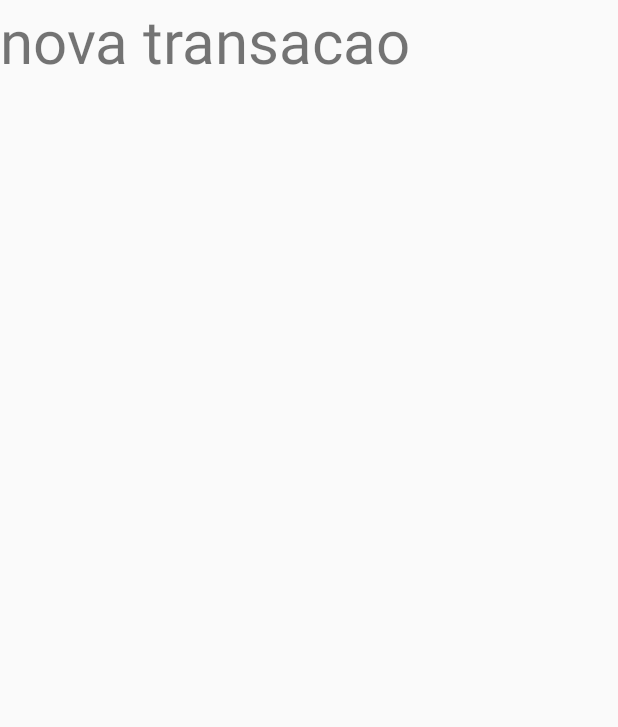
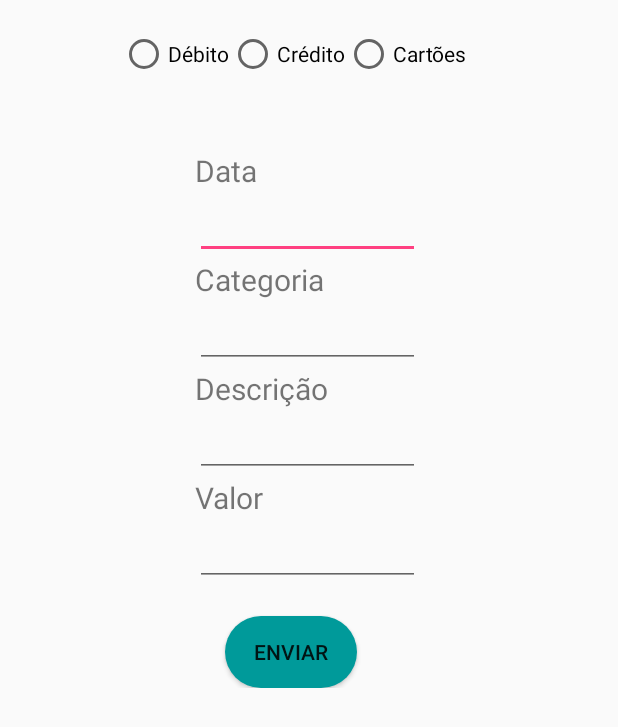
Before and after one commit to rgsgonc/GerenciadorAppAndroid, an Android app: the layout activity_cadastrar_transacao.xml on its own in the app's theme, with its tools: preview values and no code run, on a phone screen of 412 x 824 dp. Shown: the top 727 px of the screen. Run offline under Robolectric (Android 15) with nearby library versions, the phone set to English and light mode, and no system bars.

Commit message:
criacao da tela de transacao

```diff
--- a/app/src/main/res/drawable/roundwhite.xml
+++ b/app/src/main/res/drawable/roundwhite.xml
@@ -2,8 +2,5 @@
 <shape xmlns:android="http://schemas.android.com/apk/res/android"
     android:shape="rectangle">
     <solid android:color="#4fff" />
-    <corners android:bottomRightRadius="25dp"
-        android:bottomLeftRadius="25dp"
-        android:topRightRadius="25dp"
-        android:topLeftRadius="25dp"/>
+    <corners/>
 </shape>
--- a/app/src/main/res/layout/activity_cadastrar_transacao.xml
+++ b/app/src/main/res/layout/activity_cadastrar_transacao.xml
@@ -6,9 +6,100 @@
     android:layout_height="match_parent"
     tools:context="br.com.fean.gerenciadorfinanceiro.CadastrarTransacaoActivity">
 
-    <TextView
-        android:layout_width="match_parent"
-        android:layout_height="match_parent"
-        android:textSize="40dp"
-        android:text="nova transacao"/>
+    <RelativeLayout
+        android:layout_width="wrap_content"
+        android:layout_height="wrap_content">
+
+        <LinearLayout
+            android:layout_width="wrap_content"
+            android:layout_height="wrap_content"
+            android:layout_alignParentBottom="false"
+            android:layout_marginLeft="80dp"
+            android:layout_marginTop="20dp">
+
+            <RadioButton
+                android:layout_width="wrap_content"
+                android:layout_height="wrap_content"
+                android:text="@string/debito" />
+
+            <RadioButton
+                android:layout_width="wrap_content"
+                android:layout_height="wrap_content"
+                android:text="@string/credito" />
+
+            <RadioButton
+                android:layout_width="wrap_content"
+                android:layout_height="wrap_content"
+                android:text="@string/label_cartoes" />
+
+        </LinearLayout>
+
+        <LinearLayout
+            android:layout_width="wrap_content"
+            android:layout_height="wrap_content"
+            android:layout_alignParentBottom="false"
+            android:layout_marginLeft="130dp"
+            android:layout_marginTop="100dp"
+            android:orientation="vertical"
+            >
+
+            <TextView
+                android:layout_width="wrap_content"
+                android:layout_height="wrap_content"
+                android:text="@string/data"
+                android:textSize="20dp"
+                />
+
+            <EditText
+                android:layout_width="wrap_content"
+                android:layout_height="wrap_content"
+                android:width="150dp"/>
+
+            <TextView
+                android:layout_width="wrap_content"
+                android:layout_height="wrap_content"
+                android:text="@string/categoria"
+                android:textSize="20dp"
+                />
+
+            <EditText
+                android:layout_width="wrap_content"
+                android:layout_height="wrap_content"
+                android:width="150dp"/>
+
+            <TextView
+                android:layout_width="wrap_content"
+                android:layout_height="wrap_content"
+                android:text="@string/descricao"
+                android:textSize="20dp"
+                />
+
+            <EditText
+                android:layout_width="wrap_content"
+                android:layout_height="wrap_content"
+                android:width="150dp"/>
+
+            <TextView
+                android:layout_width="wrap_content"
+                android:layout_height="wrap_content"
+                android:text="@string/valor"
+                android:textSize="20dp"
+                />
+
+            <EditText
+                android:layout_width="wrap_content"
+                android:layout_height="wrap_content"
+                android:width="150dp"/>
+
+
+            <Button
+                android:layout_width="wrap_content"
+                android:layout_height="wrap_content"
+                android:background="@drawable/round"
+                android:text="@string/button_send"
+                android:layout_marginTop="20dp"
+                android:layout_marginLeft="20dp"/>
+        </LinearLayout>
+
+    </RelativeLayout>
 </android.support.constraint.ConstraintLayout>
--- a/app/src/main/res/layout/activity_grafico.xml
+++ b/app/src/main/res/layout/activity_grafico.xml
@@ -8,8 +8,10 @@
 
     <TextView
         android:layout_width="wrap_content"
-        android:layout_height="match_parent"
+        android:layout_height="495dp"
         android:textSize="40dp"
-        android:text="grafico"/>
+        android:text="grafico"
+        tools:layout_editor_absoluteY="8dp"
+        tools:layout_editor_absoluteX="0dp" />
 
 </android.support.constraint.ConstraintLayout>
--- a/app/src/main/res/values/strings.xml
+++ b/app/src/main/res/values/strings.xml
@@ -35,4 +35,10 @@
     <string name="label_desenvolvido">Desenvolvido na FEAN</string>
     <string name="label_alunos">Rafael e Guilherme</string>
     <string name="label_disciplina">Programação</string>
+    <string name="data">Data</string>
+    <string name="debito">Débito</string>
+    <string name="credito">Crédito</string>
+    <string name="categoria">Categoria</string>
+    <string name="descricao">Descrição</string>
+    <string name="valor">Valor</string>
 </resources>
```
